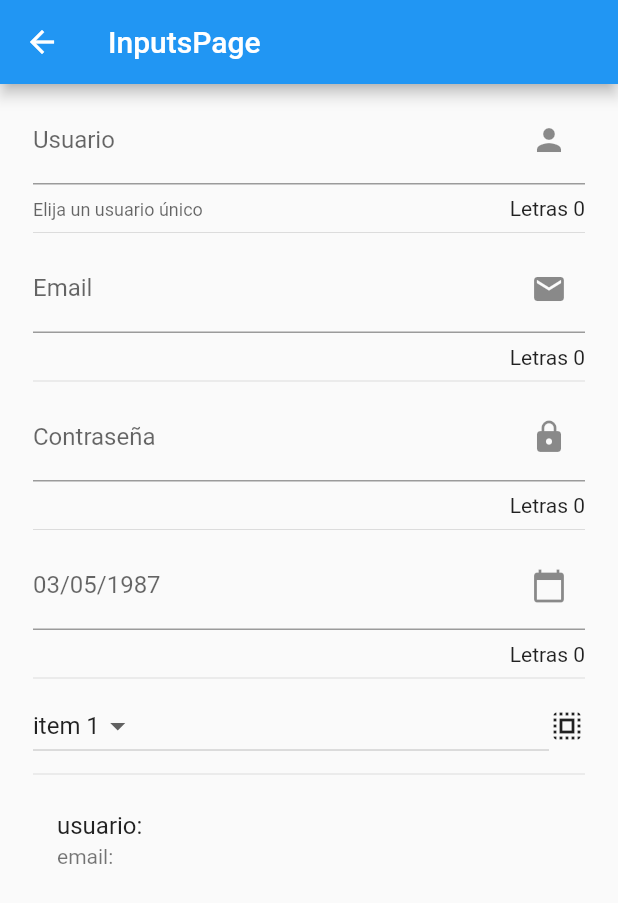
After one commit to michelnovellino/flutter-first-app, a Flutter app: the InputsPage screen opened by its route, on a phone screen of 412 x 824 dp. The commit adds this screen. Shown: the top 903 px of the screen. Run offline on Flutter 3.47's test engine with Material 2 defaults, Android fonts, the phone set to English and light mode, and no system bars; network calls fail.

Commit message:
applicacion de demostracion de widgets completada

```diff
--- /dev/null
+++ b/lib/src/pages/inputsPage.dart
@@ -0,0 +1,161 @@
+import 'package:flutter/material.dart';
+
+class InputsPage extends StatefulWidget {
+  _InputsPageState createState() => _InputsPageState();
+}
+
+class _InputsPageState extends State<InputsPage> {
+  String _username = '';
+  String _email = '';
+  String _password = '';
+  String _birthday = '';
+  List _options = ['item 1', 'item 2', 'item 3', 'item 4'];
+  String _defaultOpt = 'item 1';
+  TextEditingController _inputBirthdayCtrl = new TextEditingController();
+  @override
+  Widget build(BuildContext context) {
+    return Scaffold(
+      appBar: AppBar(title: Text('InputsPage')),
+      body: ListView(
+        padding: EdgeInsets.symmetric(horizontal: 22.0, vertical: 8.0),
+        children: <Widget>[
+          _usernameInput(),
+          Divider(),
+          _emailInput(),
+          Divider(),
+          _passwordInput(),
+          Divider(),
+          _birthdayInput(context),
+          Divider(),
+          _renderDropdown(),
+          Divider(),
+          _setUser()
+        ],
+      ),
+    );
+  }
+
+  Widget _usernameInput() {
+    return TextField(
+      textCapitalization: TextCapitalization.words,
+      decoration: InputDecoration(
+          counter: Text('Letras ${_username.length}'),
+          hintText: 'username',
+          labelText: 'Usuario',
+          helperText: 'Elija un usuario único',
+          suffixIcon: Icon(Icons.person)),
+      onChanged: (value) {
+        print(value);
+        setState(() {
+          _username = value;
+        });
+      },
+    );
+  }
+
+  Widget _emailInput() {
+    return TextField(
+      keyboardType: TextInputType.emailAddress,
+      decoration: InputDecoration(
+          counter: Text('Letras ${_email.length}'),
+          hintText: 'email@example.com',
+          labelText: 'Email',
+          suffixIcon: Icon(Icons.email)),
+      onChanged: (value) {
+        print(value);
+        setState(() {
+          _email = value;
+        });
+      },
+    );
+  }
+
+  Widget _passwordInput() {
+    return TextField(
+      obscureText: true,
+      decoration: InputDecoration(
+          counter: Text('Letras ${_password.length}'),
+          hintText: '******',
+          labelText: 'Contraseña',
+          helperText: '',
+          suffixIcon: Icon(Icons.lock)),
+      onChanged: (value) {
+        print(value);
+        setState(() {
+          _password = value;
+        });
+      },
+    );
+  }
+
+  Widget _birthdayInput(BuildContext context) {
+    return TextField(
+      enableInteractiveSelection: false,
+      decoration: InputDecoration(
+          counter: Text('Letras ${_password.length}'),
+          hintText: 'Cumpleaños',
+          labelText: '03/05/1987',
+          helperText: '',
+          suffixIcon: Icon(Icons.calendar_today)),
+      controller: _inputBirthdayCtrl,
+      onTap: () {
+        FocusScope.of(context).requestFocus(new FocusNode());
+        _setDate(context);
+      },
+    );
+  }
+
+  void _setDate(BuildContext context) async {
+    DateTime picked = await showDatePicker(
+        context: context,
+        initialDate: new DateTime.now(),
+        firstDate: new DateTime(2015),
+        lastDate: DateTime.now(),
+        locale: Locale('es', 'ES'));
+
+    if (picked != null) {
+      setState(() {
+        _birthday = picked.toString();
+        _inputBirthdayCtrl.text = _birthday;
+      });
+    }
+  }
+
+  List<DropdownMenuItem<String>> getOpt() {
+    List<DropdownMenuItem<String>> options = new List();
+    _options.forEach((opt) {
+      options.add(DropdownMenuItem(
+        child: Text(opt),
+        value: opt,
+      ));
+    });
+    return options;
+  }
+
+  Widget _renderDropdown() {
+    return Row(
+      children: <Widget>[
+        /* SizedBox(width: 7.00), */
+        Expanded(
+          child: DropdownButton(
+            value: _defaultOpt,
+            items: getOpt(),
+            onChanged: (opt) {
+              setState(() {
+                _defaultOpt = opt;
+              });
+            },
+          ),
+        ),
+        Icon(Icons.select_all)
+      ],
+    );
+  }
+
+  Widget _setUser() {
+    return ListTile(
+      title: Text('usuario: $_username'),
+      subtitle: Text('email: $_email'),
+    );
+  }
+}
--- a/lib/src/routes/routes.dart
+++ b/lib/src/routes/routes.dart
@@ -1,9 +1,13 @@
-import 'package:destiny/src/pages/cardPage.dart';
+import 'package:destiny/src/pages/sliderPage.dart';
+import 'package:destiny/src/pages/viewBuilderPage.dart';
 import 'package:flutter/material.dart';
 
 import 'package:destiny/src/pages/alertPage.dart';
 import 'package:destiny/src/pages/avatarPage.dart';
 import 'package:destiny/src/pages/homePage.dart';
+import 'package:destiny/src/pages/cardPage.dart';
+import 'package:destiny/src/pages/animatedContainerPage.dart';
+import 'package:destiny/src/pages/inputsPage.dart';
 
 Map<String, WidgetBuilder> getRoutes() {
   return <String, WidgetBuilder>{
@@ -18,6 +22,18 @@ Map<String, WidgetBuilder> getRoutes() {
     },
     'card': (BuildContext context) {
       return CardPage();
+    },
+    'animated_container': (BuildContext context) {
+      return AnimatedContainerPage();
+    },
+    'inputs': (BuildContext context) {
+      return InputsPage();
+    },
+    'slider': (BuildContext context) {
+      return SliderPage();
+    },
+    'view_builder': (BuildContext context) {
+      return ViewBuilderPage();
     }
   };
 }
--- a/pubspec.yaml
+++ b/pubspec.yaml
@@ -18,6 +18,8 @@ environment:
 
 dependencies:
   flutter:
+    sdk: flutter
+  flutter_localizations:
     sdk: flutter
 
   # The following adds the Cupertino Icons font to your application.
```
Also changed, not shown: lib/main.dart (+10 -1 lines), lib/src/pages/animatedContainerPage.dart (added, +50 -0 lines), lib/src/pages/cardPage.dart (+14 -12 lines), lib/src/pages/sliderPage.dart (added, +92 -0 lines), lib/src/pages/viewBuilderPage.dart (added, +119 -0 lines), lib/src/utils/icons.util.dart (+8 -4 lines), mockups/menu.json (+21 -0 lines), pubspec.lock, 1 other file.
